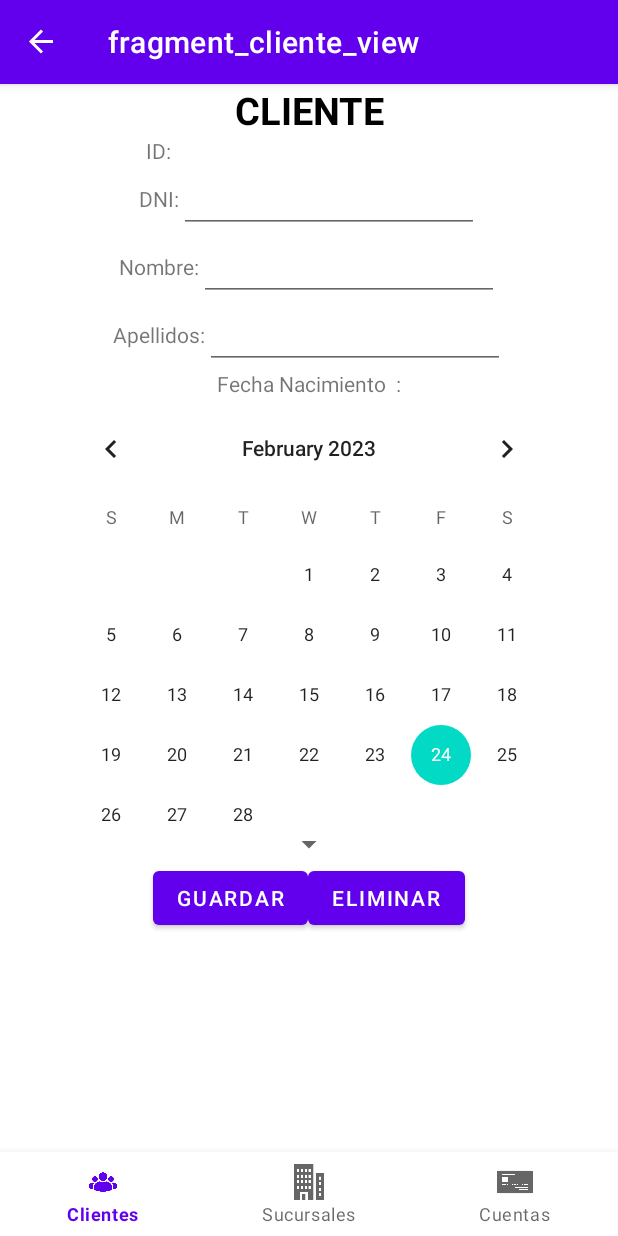
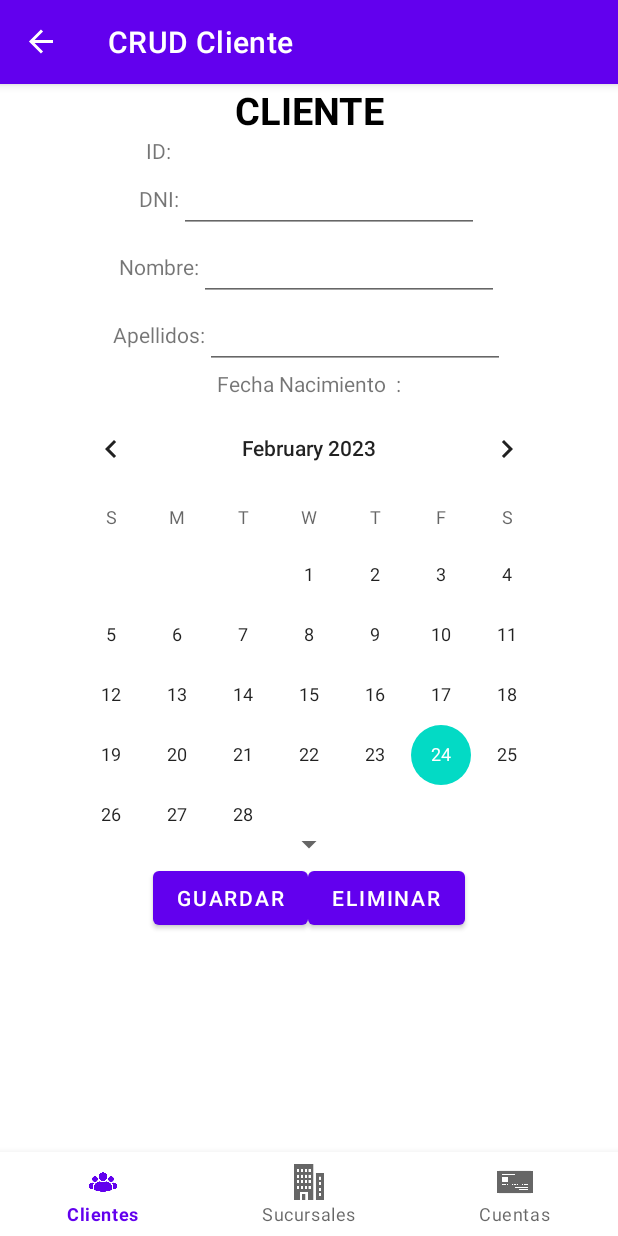
Before and after one commit to josemiidev/Proyecto-AADD-2DAM, an Android app: the screen it shows after launch (MainActivity), after a tap on "AÑADIR", on a phone screen of 412 x 824 dp. Run offline under Robolectric (Android 15) with nearby library versions, the phone set to English and light mode, and no system bars; our stand-ins replace navigation-ui; network calls fail; 2 statements that could not run were skipped.

Commit message:
Cambiando titulos navegador

```diff
--- a/app/src/main/res/navigation/navegador.xml
+++ b/app/src/main/res/navigation/navegador.xml
@@ -8,31 +8,31 @@
     <fragment
         android:id="@+id/nav_clientes"
         android:name="dev.josemii.proyectoaadd2damretrofit.Fragments.ClientesFragment"
-        android:label="fragment_clientes"
+        android:label="Clientes"
         tools:layout="@layout/fragment_clientes" />
     <fragment
         android:id="@+id/nav_cuentas"
         android:name="dev.josemii.proyectoaadd2damretrofit.Fragments.CuentasFragment"
-        android:label="fragment_cuentas"
+        android:label="Cuentas"
         tools:layout="@layout/fragment_cuentas" />
     <fragment
         android:id="@+id/nav_sucursales"
         android:name="dev.josemii.proyectoaadd2damretrofit.Fragments.SucursalesFragment"
-        android:label="fragment_sucursales"
+        android:label="Sucursales"
         tools:layout="@layout/fragment_sucursales" />
     <fragment
         android:id="@+id/nav_sucursales_view"
         android:name="dev.josemii.proyectoaadd2damretrofit.Fragments.Edicion.SucursalViewFragment"
-        android:label="fragment_sucursal_view"
+        android:label="CRUD Sucursal"
         tools:layout="@layout/fragment_sucursal_view" />
     <fragment
         android:id="@+id/nav_cliente_view"
         android:name="dev.josemii.proyectoaadd2damretrofit.Fragments.Edicion.ClienteViewFragment"
-        android:label="fragment_cliente_view"
+        android:label="CRUD Cliente"
         tools:layout="@layout/fragment_cliente_view" />
     <fragment
         android:id="@+id/nav_cuenta_view"
         android:name="dev.josemii.proyectoaadd2damretrofit.Fragments.Edicion.CuentaViewFragment"
-        android:label="fragment_cuenta"
+        android:label="CRUD Cuenta"
         tools:layout="@layout/fragment_cuenta_view" />
 </navigation>
```
